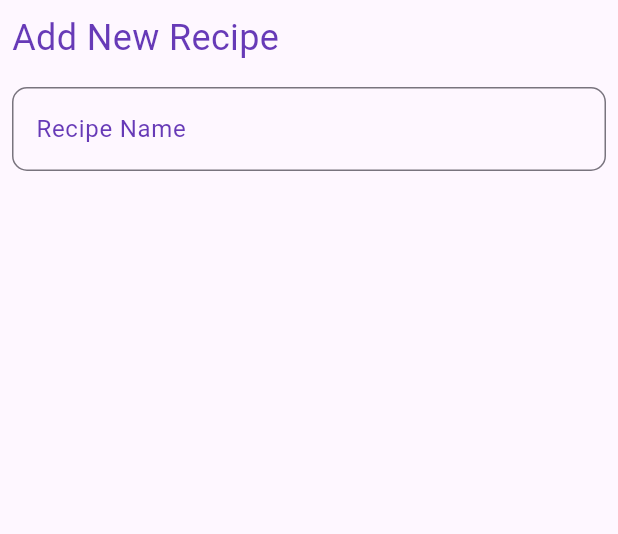
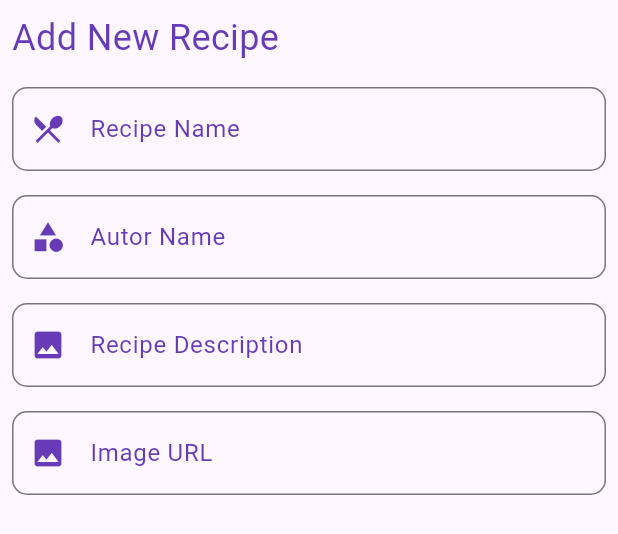
Before and after one commit to angelinajm13/recipe_book, a Flutter app: the RecipeForm widget shown alone on an empty page, opened directly, on a phone screen of 412 x 824 dp. Shown: the top 534 px of the screen. Run offline on Flutter 3.47's test engine with Material 3 defaults, Android fonts, the phone set to English and light mode, and no system bars; network calls fail; Roboto replaces fonts that are missing (Quicksand).

Commit message:
icons form

```diff
--- a/lib/screens/home_screen.dart
+++ b/lib/screens/home_screen.dart
@@ -9,12 +9,6 @@ class HomeScreen extends StatelessWidget {
       body: SingleChildScrollView(
         child: Column(
           children: <Widget>[
-            _RecipesCard(context),
-            _RecipesCard(context),
-            _RecipesCard(context),
-            _RecipesCard(context),
-            _RecipesCard(context),
-            _RecipesCard(context),
             _RecipesCard(context),
             _RecipesCard(context),
             _RecipesCard(context),
@@ -113,14 +107,23 @@ class RecipeForm extends StatelessWidget {
               style: TextStyle(color: Colors.deepPurple, fontSize: 24),
             ),
             SizedBox(height: 16),
-            _buildTextField(label: 'Recipe Name'),
+            _buildTextField(label: 'Recipe Name', icon: Icons.restaurant_menu),
+
+            SizedBox(height: 16),
+            _buildTextField(label: 'Autor Name', icon: Icons.category),
+
+            SizedBox(height: 16),
+            _buildTextField(label: 'Recipe Description', icon: Icons.image),
+
+            SizedBox(height: 16),
+            _buildTextField(label: 'Image URL', icon: Icons.image),
           ],
         ),
       ),
     );
   }
 
-  Widget _buildTextField({required String label}) {
+  Widget _buildTextField({required String label, IconData? icon}) {
     return TextFormField(
       decoration: InputDecoration(
         labelText: label,
@@ -128,6 +131,7 @@ class RecipeForm extends StatelessWidget {
           fontFamily: 'Quicksand',
           color: Colors.deepPurple,
         ),
+        prefixIcon: icon != null ? Icon(icon, color: Colors.deepPurple) : null,
         border: OutlineInputBorder(borderRadius: BorderRadius.circular(10)),
         focusedBorder: OutlineInputBorder(
           borderSide: BorderSide(color: Colors.deepPurple, width: 2),
```
